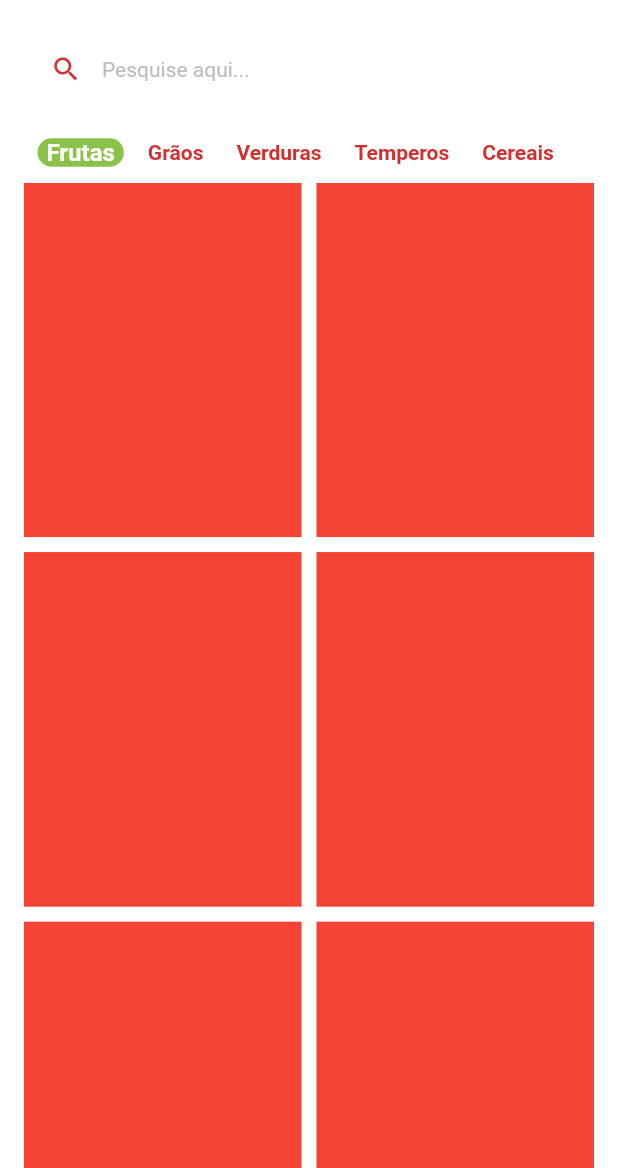
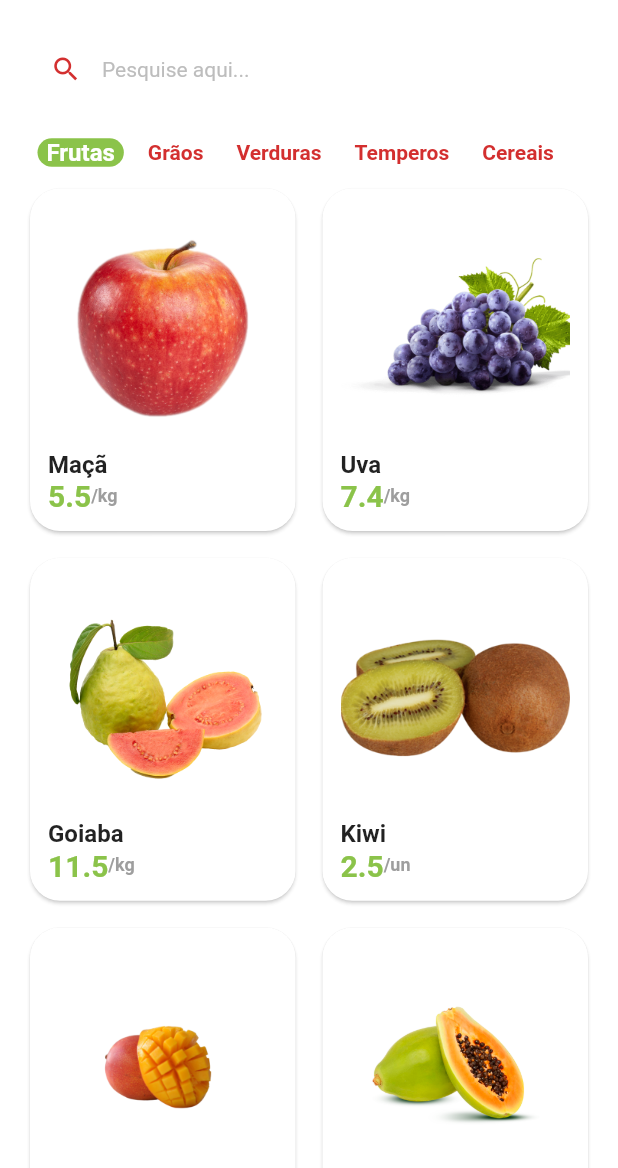
Before and after one commit to Joallisson/greengrocer, a Flutter app: the HomeTab screen opened directly, on a phone screen of 412 x 824 dp, the part 68-1236 px from its top. Run offline on Flutter 3.47's test engine with Material 2 defaults, Android fonts, the phone set to English and light mode, and no system bars; our stand-ins replace animated_text_kit, mask_text_input_formatter.

Commit message:
24. Criando os tile de produto

```diff
--- /dev/null
+++ b/lib/src/pages/home/components/item_tile.dart
@@ -0,0 +1,63 @@
+import 'package:flutter/material.dart';
+import 'package:greengrocer/src/config/custom_colors.dart';
+import 'package:greengrocer/src/models/item_model.dart';
+
+class ItemTile extends StatelessWidget {
+  final ItemModel item;
+
+  const ItemTile({
+    required this.item,
+    super.key,
+  });
+
+  @override
+  Widget build(BuildContext context) {
+    return Card(
+      elevation: 1,
+      shadowColor: Colors.grey.shade300,
+      shape: RoundedRectangleBorder(borderRadius: BorderRadius.circular(20)),
+
+      child: Padding(
+        padding: const EdgeInsets.all(12),
+        child: Column(
+          crossAxisAlignment: CrossAxisAlignment.stretch,
+          children: [
+            //Imagem
+            Expanded(child: Image.asset(item.imgUrl)),
+
+            //Nome
+            Text(
+              item.itemName,
+              style: const TextStyle(
+                fontSize: 16,
+                fontWeight: FontWeight.bold,
+              ),
+            ),
+
+            //Preço - Unidade
+            Row(
+              children: [
+                Text(
+                  item.price.toString(),
+                  style: TextStyle(
+                    fontWeight: FontWeight.bold,
+                    fontSize: 20,
+                    color: CustomColors.customSwatchColor,
+                  ),
+                ),
+                Text(
+                  "/${item.unit}",
+                  style: TextStyle(
+                    color: Colors.grey.shade500,
+                    fontWeight: FontWeight.bold,
+                    fontSize: 12
+                  ),
+                )
+              ],
+            )
+          ],
+        ),
+      ),
+    );
+  }
+}
--- a/lib/src/pages/home/home_tab.dart
+++ b/lib/src/pages/home/home_tab.dart
@@ -2,6 +2,8 @@ import 'package:flutter/material.dart';
 import 'package:greengrocer/src/config/custom_colors.dart';
 import 'components/category_tile.dart';
 import 'package:greengrocer/src/config/app_data.dart' as app_data;
+
+import 'components/item_tile.dart';
 
 class HomeTab extends StatefulWidget {
   const HomeTab({super.key});
@@ -112,8 +114,8 @@ class _HomeTabState extends State<HomeTab> {
               ),
               itemCount: app_data.items.length,
               itemBuilder: (_,index){
-                return Container(
-                  color: Colors.red,
+                return ItemTile(
+                  item: app_data.items[index],
                 );
               }
             ),
--- a/pubspec.yaml
+++ b/pubspec.yaml
@@ -63,7 +63,7 @@ flutter:
 
   # To add assets to your application, add an assets section, like this:
   assets:
-    - assets/fruits
+    - assets/fruits/
   #   - images/a_dot_ham.jpeg
 
   # An image asset can refer to one or more resolution-specific "variants", see
```
Also changed, not shown: assets/fruits/apple.png.
